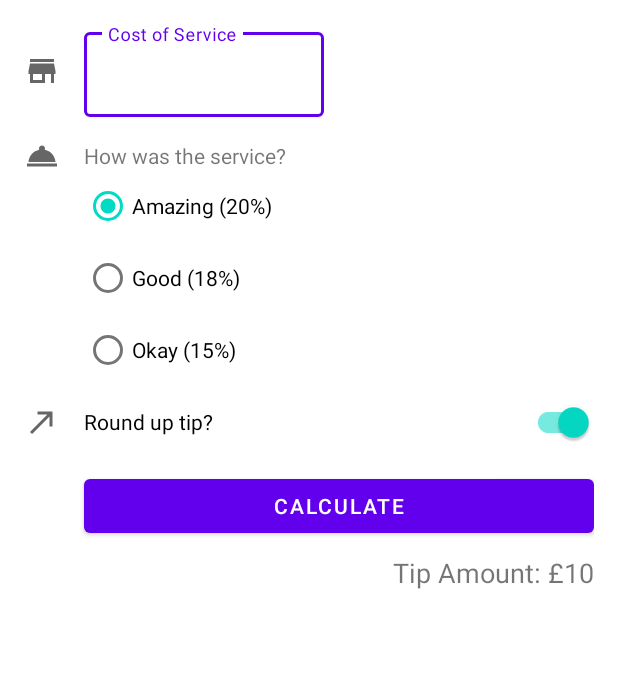
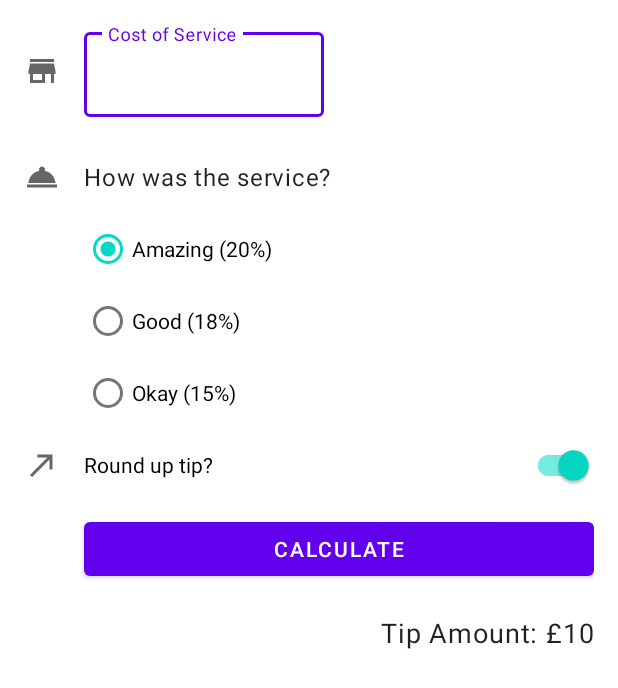
Before and after one commit to emwalks/TipCalculator, an Android app: the layout activity_main.xml on its own in the app's theme, with its tools: preview values and no code run, on a phone screen of 412 x 824 dp. Shown: the top 688 px of the screen. Run offline under Robolectric (Android 15) with nearby library versions, the phone set to English and light mode, and no system bars.

Commit message:
applies MAterial component widget styles to android text views

```diff
--- a/app/src/main/res/layout/activity_main.xml
+++ b/app/src/main/res/layout/activity_main.xml
@@ -52,6 +52,7 @@
         android:layout_height="wrap_content"
         android:layout_marginTop="16dp"
         android:text="@string/how_was_the_service"
+        style="@style/Widget.TipCalculator.TextView"
         app:layout_constraintStart_toStartOf="@id/cost_of_service"
         app:layout_constraintTop_toBottomOf="@id/cost_of_service" />
 
@@ -123,6 +124,7 @@
         android:layout_height="wrap_content"
         android:layout_marginTop="8dp"
         android:textSize="18sp"
+        style="@style/Widget.TipCalculator.TextView"
         app:layout_constraintEnd_toEndOf="parent"
         app:layout_constraintTop_toBottomOf="@id/calculate_button"
         tools:text="Tip Amount: £10" />
--- /dev/null
+++ b/app/src/main/res/values/styles.xml
@@ -0,0 +1,9 @@
+<?xml version="1.0" encoding="utf-8"?>
+<resources>
+
+    <style name="Widget.TipCalculator.TextView" parent="Widget.MaterialComponents.TextView">
+        <item name="android:minHeight">48dp</item>
+        <item name="android:gravity">center_vertical</item>
+        <item name="android:textAppearance">?attr/textAppearanceBody1</item>
+    </style>
+</resources>
```
